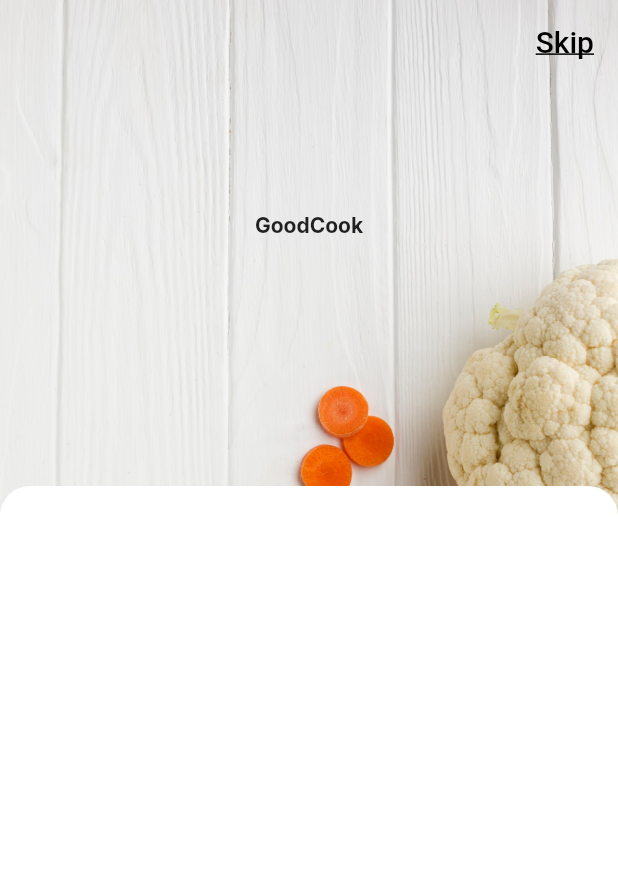
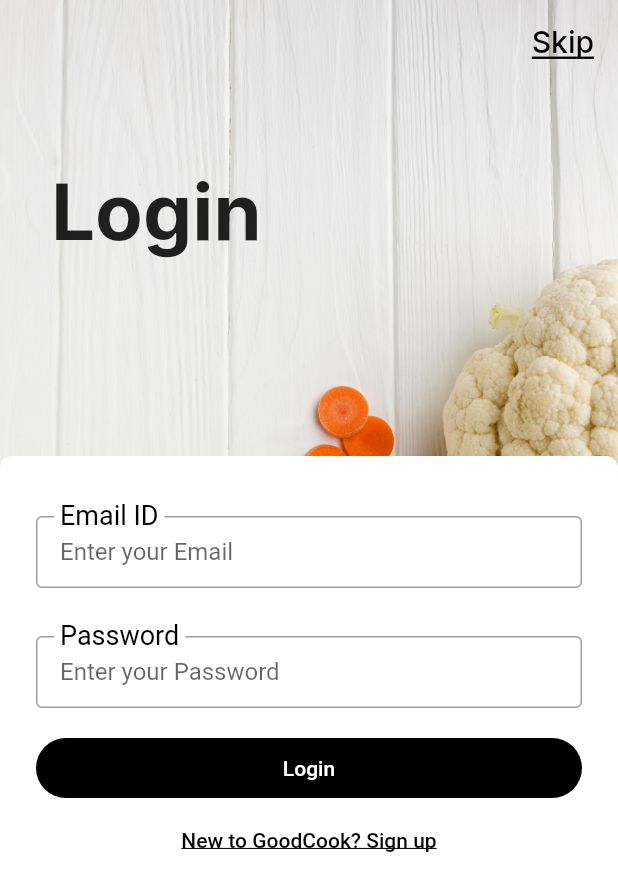
Before and after one commit to Soupfullyy/flutter-goodcook, a Flutter app: the screen it shows after launch, on a phone screen of 412 x 824 dp. Shown: the top 891 px of the screen. Run offline on Flutter 3.47's test engine with Material 2 defaults, Android fonts, the phone set to English and light mode, and no system bars; our stand-ins replace google_fonts.

Commit message:
Add and reformat dart files

```diff
--- a/lib/login.dart
+++ /dev/null
@@ -1,80 +0,0 @@
-import 'package:flutter/material.dart';
-import 'package:google_fonts/google_fonts.dart';
-
-class Login extends StatefulWidget {
-  const Login({super.key});
-
-  @override
-  State<Login> createState() => _LoginState();
-}
-
-class _LoginState extends State<Login> {
-  @override
-  Widget build(BuildContext context) {
-    return
-        // Scaffold(
-        //   extendBodyBehindAppBar: true,
-        //   appBar: AppBar(
-        //     title: Text('How to Flutter', style: TextStyle(
-        //         color: Colors.white,
-        //         fontSize: 28
-        //     ),) ,
-        //     elevation: 0,
-        //     backgroundColor: Colors.transparent,
-        //   ),
-        //   body: Container(
-        //     decoration: BoxDecoration(
-        //       image: DecorationImage(
-        //         image: AssetImage('assets/images/login_bg.jpg'),
-        //         fit: BoxFit.fill
-        //       )
-        //     ),
-        //   ),
-        // );
-        Scaffold(
-            extendBodyBehindAppBar: true,
-            appBar: AppBar(
-              backgroundColor: Colors.transparent,
-              elevation: 0,
-              title: const Align(
-                alignment: Alignment.centerRight,
-                child: Text(
-                  "Skip",
-                  style: TextStyle(decoration: TextDecoration.underline, color: Colors.black),
-                ),
-              ),
-            ),
-            body: Stack(
-              children: [
-                Container(
-                  decoration: const BoxDecoration(
-                    image: DecorationImage(
-                        alignment: Alignment.topCenter,
-                        image: AssetImage("assets/images/login_bg.jpg"),
-                        fit: BoxFit.contain),
-                  ),
-                  child: Align(
-                    alignment: Alignment.bottomCenter,
-                    child: Container(
-                      height: 500,
-                      // make width of containerthe same size as the screen
-                      width: double.infinity,
-                      decoration: BoxDecoration(
-                          borderRadius:
-                              BorderRadius.vertical(top: Radius.circular(20)),
-                          color: Colors.white),
-                    ),
-                  ),
-                ),
-                SizedBox(
-                  height: 300,
-                    child: Align(alignment: Alignment.center, child: Text(
-                  "GoodCook",
-                  style: GoogleFonts.inter(
-                    fontWeight: FontWeight.bold
-                  ),
-                )))
-              ],
-            ));
-  }
-}
--- a/lib/main.dart
+++ b/lib/main.dart
@@ -1,5 +1,5 @@
 import 'package:flutter/material.dart';
-import 'login.dart';
+import 'screens/login.dart';
 
 void main() {
   runApp(const MainApp());
--- /dev/null
+++ b/lib/screens/login.dart
@@ -0,0 +1,59 @@
+import 'package:flutter/material.dart';
+import 'package:flutter_goodcook/widgets/custom_textformfield.dart';
+import 'package:flutter_goodcook/widgets/custom_scaffold.dart';
+
+class Login extends StatefulWidget {
+  const Login({super.key});
+
+  @override
+  State<Login> createState() => _LoginState();
+}
+
+class _LoginState extends State<Login> {
+  final emailController = TextEditingController();
+  @override
+  void initState() {
+    super.initState();
+    emailController.addListener(() {});
+  }
+
+  @override
+  Widget build(BuildContext context) {
+    return CustomScaffold(
+      title: 'Login',
+      child: Padding(
+          padding: const EdgeInsets.all(24),
+          child: Column(
+            crossAxisAlignment: CrossAxisAlignment.stretch,
+            children: [
+              CustomTextFormField(
+                controller: emailController,
+                label: 'Email ID',
+                hint: 'Enter your Email',
+              ),
+              CustomTextFormField(
+                  controller: emailController,
+                  label: 'Password',
+                  hint: 'Enter your Password'),
+              FilledButton(
+                onPressed: () => (),
+                style: FilledButton.styleFrom(backgroundColor: Colors.black),
+                child: const Text('Login'),
+              ),
+              TextButton(
+                onPressed: () => (),
+                child: const Text(
+                  'New to GoodCook? Sign up',
+                  textAlign: TextAlign.left,
+                  style: TextStyle(
+                    decoration: TextDecoration.underline,
+                    color: Colors.black,
+
+                  ),
+                ),
+              )
+            ],
+          )),
+    );
+  }
+}
--- /dev/null
+++ b/lib/widgets/custom_scaffold.dart
@@ -0,0 +1,64 @@
+import 'package:flutter/material.dart';
+import 'package:google_fonts/google_fonts.dart';
+
+class CustomScaffold extends StatelessWidget {
+  const CustomScaffold({super.key, this.child, this.title});
+  final Widget? child;
+  final String? title;
+
+  @override
+  Widget build(BuildContext context) {
+    return Scaffold(
+          extendBodyBehindAppBar: true,
+          appBar: AppBar(
+            backgroundColor: Colors.transparent,
+            elevation: 0,
+            title: Align(
+              alignment: Alignment.centerRight,
+              child: Text(
+                "Skip",
+                style: GoogleFonts.inter(
+                  color: Colors.black,
+                  decoration: TextDecoration.underline,
+                )
+                ),
+            ),
+          ),
+          body: Stack(
+            children: [
+              Container(
+                decoration: const BoxDecoration(
+                  image: DecorationImage(
+                    alignment: Alignment.topCenter,
+                    image: AssetImage("assets/images/login_bg.jpg"),
+                    fit: BoxFit.contain,
+                  ),
+                ),
+                child: Align(
+                  alignment: Alignment.bottomCenter,
+                  child: Container(
+                    height: 520,
+                    // make width of containerthe same size as the screen
+                    width: double.infinity,
+                    decoration: const BoxDecoration(
+                        borderRadius:
+                            BorderRadius.vertical(top: Radius.circular(8)),
+                        color: Colors.white),
+                    child: child!,
+                  ),
+                ),
+              ),
+              SafeArea(
+                  child: Padding(
+                      padding: const EdgeInsets.only(top: 54, left: 34),
+                      child: Text(
+                        title!,
+                        style: GoogleFonts.inter(
+                          fontWeight: FontWeight.bold,
+                          fontSize: 52,
+                        ),
+                      )))
+            ],
+        ));
+  }
+}
--- /dev/null
+++ b/lib/widgets/custom_textformfield.dart
@@ -0,0 +1,44 @@
+import 'package:flutter/material.dart';
+
+class CustomTextFormField extends StatefulWidget {
+  final TextEditingController controller;
+  final String label;
+  final String? hint;
+  final bool? obscureText;
+  const CustomTextFormField(
+      {super.key,
+      required this.controller,
+      required this.label,
+      this.hint,
+      this.obscureText});
+
+  @override
+  State<CustomTextFormField> createState() => _CustomTextFormFieldState();
+}
+
+class _CustomTextFormFieldState extends State<CustomTextFormField> {
+  @override
+  Widget build(BuildContext context) {
+    return Padding(
+        padding: const EdgeInsets.symmetric(vertical: 16),
+        child: TextFormField(
+          obscureText: widget.obscureText ?? false,
+          decoration: InputDecoration(
+              contentPadding: const EdgeInsets.symmetric(horizontal: 16),
+              labelText: widget.label,
+              floatingLabelBehavior: FloatingLabelBehavior.always,
+              labelStyle: const TextStyle(
+                color: Colors.black,
+                fontSize: 24,
+              ),
+              hintText: widget.hint ?? "",
+              border: const OutlineInputBorder(
+                borderSide: BorderSide(
+                  color: Colors.black,
+                  width: 1.0,
+                ),
+              )),
+          controller: widget.controller,
+        ));
+  }
+}
--- a/pubspec.yaml
+++ b/pubspec.yaml
@@ -9,7 +9,7 @@ environment:
 dependencies:
   flutter:
     sdk: flutter
-  google_fonts: ^6.2.0
+  google_fonts: 6.1.0
 
 dev_dependencies:
   flutter_test:
```
Also changed, not shown: pubspec.lock.
